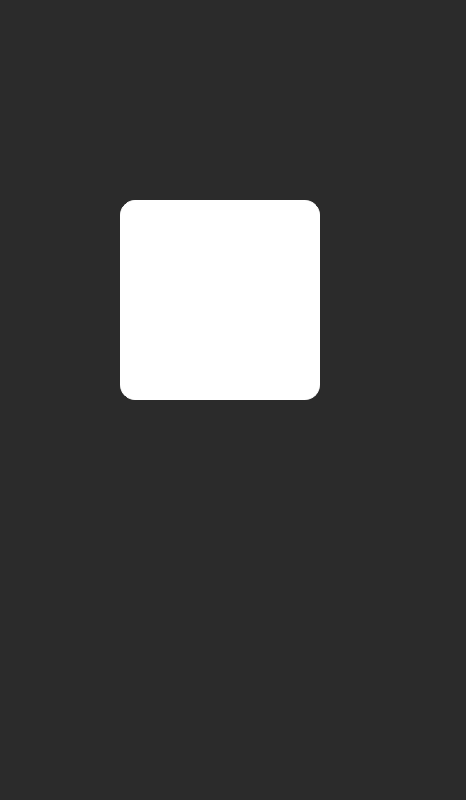
Qt form pages/BusyPage.ui (wps139hf/app) before a commit.
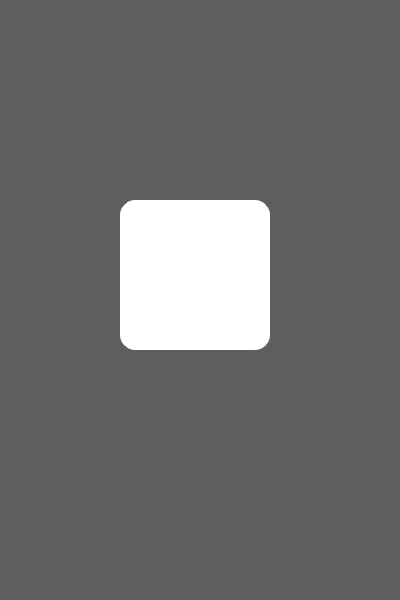
The same form after that commit.

Commit message: update busy page;

```diff
--- a/pages/BusyPage.ui
+++ b/pages/BusyPage.ui
@@ -6,14 +6,14 @@
    <rect>
     <x>0</x>
     <y>0</y>
-    <width>466</width>
-    <height>800</height>
+    <width>400</width>
+    <height>600</height>
    </rect>
   </property>
   <property name="minimumSize">
    <size>
-    <width>400</width>
-    <height>800</height>
+    <width>0</width>
+    <height>0</height>
    </size>
   </property>
   <property name="windowTitle">
@@ -23,15 +23,15 @@
    <bool>false</bool>
   </property>
   <property name="styleSheet">
-   <string notr="true">background-color: rgb(0, 0, 0, 150);</string>
+   <string notr="true">background-color: rgb(0, 0, 0, 100);</string>
   </property>
   <widget class="QWidget" name="tray" native="true">
    <property name="geometry">
     <rect>
      <x>120</x>
      <y>200</y>
-     <width>200</width>
-     <height>200</height>
+     <width>150</width>
+     <height>150</height>
     </rect>
    </property>
    <property name="styleSheet">
@@ -42,8 +42,8 @@
    <widget class="QLabel" name="gifLabel">
     <property name="geometry">
      <rect>
-      <x>50</x>
-      <y>50</y>
+      <x>25</x>
+      <y>25</y>
       <width>100</width>
       <height>100</height>
      </rect>
```
The commit also changes 4 other files.
